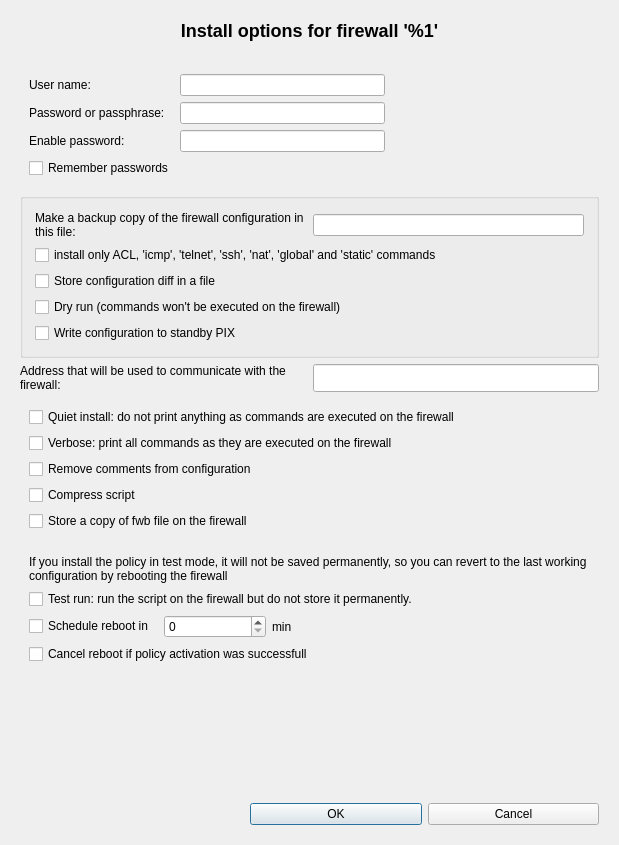
Before: the Qt Designer form src/gui/instoptionsdialog_q.ui in fwbuilder/fwbuilder, drawn with Qt 5.
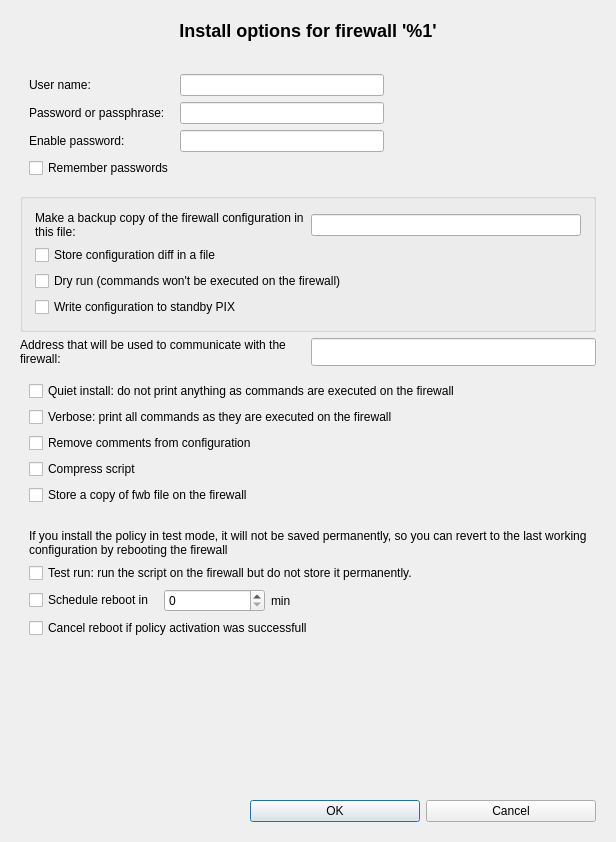
After: the same form once the commit is applied.

Commit message: refs #1007, #1009 deprecate "install only acl, icmp, telnet, ssh, nat, global and static" option in installer options dialog; instead, add option to generate shortened config to the pix advanced settings dialog

```diff
--- a/src/gui/instoptionsdialog_q.ui
+++ b/src/gui/instoptionsdialog_q.ui
@@ -5,8 +5,8 @@
    <rect>
     <x>0</x>
     <y>0</y>
-    <width>619</width>
-    <height>845</height>
+    <width>616</width>
+    <height>842</height>
    </rect>
   </property>
   <property name="sizePolicy" >
@@ -191,37 +191,27 @@
          <property name="margin" >
           <number>12</number>
          </property>
-         <item row="5" column="0" colspan="2" >
+         <item row="4" column="0" colspan="2" >
           <widget class="QCheckBox" name="saveStandby" >
            <property name="text" >
             <string>Write configuration to standby PIX</string>
            </property>
           </widget>
          </item>
-         <item row="4" column="0" colspan="2" >
+         <item row="3" column="0" colspan="2" >
           <widget class="QCheckBox" name="test" >
            <property name="text" >
             <string>Dry run (commands won't be executed on the firewall)</string>
            </property>
           </widget>
          </item>
-         <item row="3" column="0" colspan="2" >
+         <item row="2" column="0" colspan="2" >
           <widget class="QCheckBox" name="saveDiff" >
            <property name="text" >
             <string>Store configuration diff in a file</string>
            </property>
           </widget>
          </item>
-         <item row="2" column="0" colspan="2" >
-          <widget class="QCheckBox" name="incr" >
-           <property name="toolTip" >
-            <string>Calculate difference between current firewall state and generated configuration and install only those commands that update state of the firewall</string>
-           </property>
-           <property name="text" >
-            <string>install only ACL, 'icmp', 'telnet', 'ssh', 'nat', 'global' and 'static' commands</string>
-           </property>
-          </widget>
-         </item>
          <item row="1" column="0" >
           <widget class="QLabel" name="backupConfigFileLbl" >
            <property name="sizePolicy" >
```
Left out of the diff: 1 changed line with no effect on the pictures. The commit also changes 6 other files.
